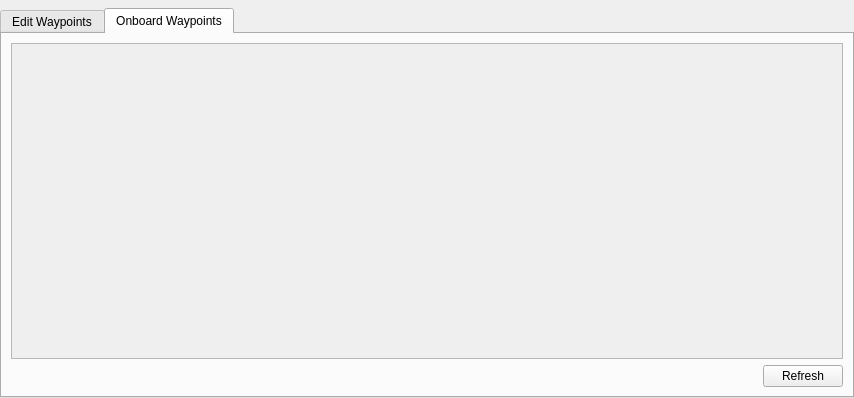
First picture: the form in src/ui/WaypointList.ui, repository mavlink/qgroundcontrol, before the edit.
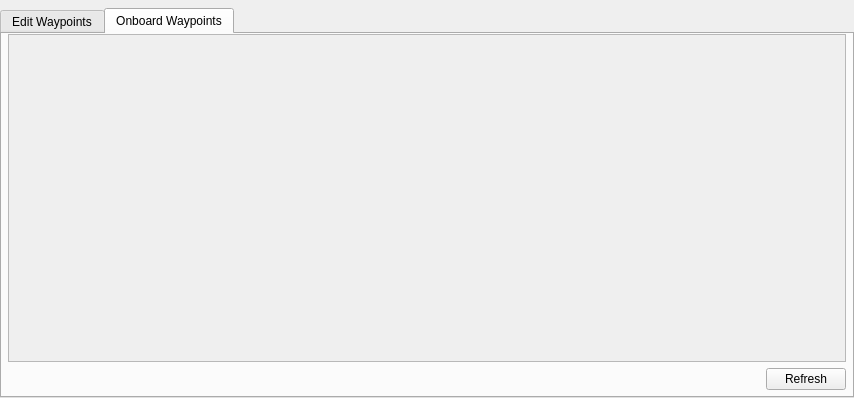
Second picture: the form after the edit. The open tabs and pages were chosen to show the change. Icons and pictures are not drawn.

Commit message: Improved the visuals of the "Onboard Waypoints"-tab contents. Not yet complete.

Patch:
```diff
--- a/src/ui/WaypointList.ui
+++ b/src/ui/WaypointList.ui
@@ -260,6 +260,18 @@
        <string>Onboard Waypoints</string>
       </attribute>
       <layout class="QGridLayout" name="gridLayout_3">
+       <property name="leftMargin">
+        <number>6</number>
+       </property>
+       <property name="topMargin">
+        <number>0</number>
+       </property>
+       <property name="rightMargin">
+        <number>6</number>
+       </property>
+       <property name="bottomMargin">
+        <number>6</number>
+       </property>
        <item row="0" column="0" colspan="3">
         <widget class="QScrollArea" name="readOnlyScrollArea">
          <property name="widgetResizable">
@@ -270,8 +282,8 @@
            <rect>
             <x>0</x>
             <y>0</y>
-            <width>830</width>
-            <height>304</height>
+            <width>836</width>
+            <height>316</height>
            </rect>
           </property>
           <property name="autoFillBackground">
@@ -285,7 +297,7 @@
              </property>
              <property name="maximumSize">
               <size>
-               <width>828</width>
+               <width>16777215</width>
                <height>16777215</height>
               </size>
              </property>
```
The commit also changes 1 other file.
